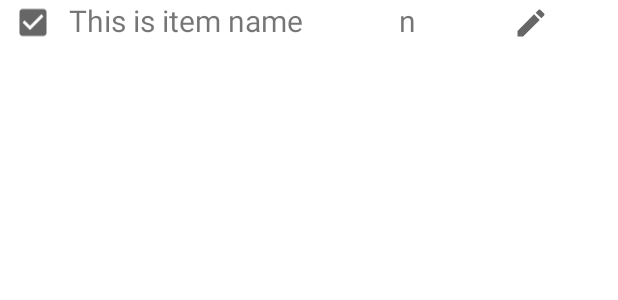
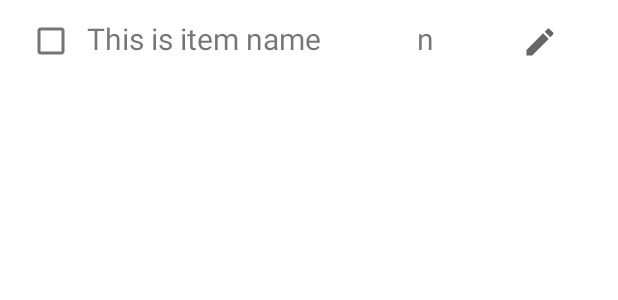
Before and after one commit to bannyadasrao/370FinalProject, an Android app: the layout activity_item_checkbox_quantity.xml on its own in the app's theme, with its tools: preview values and no code run, on a phone screen of 412 x 824 dp. Shown: the top 300 px of the screen. Run offline under Robolectric (Android 15) with nearby library versions, the phone set to English and light mode, and no system bars; Roboto replaces fonts that are not available here.

Commit message:
Change add quantity page

```diff
--- a/GLM/app/src/main/java/edu/qc/seclass/glm/DBHelperForList.java
+++ b/GLM/app/src/main/java/edu/qc/seclass/glm/DBHelperForList.java
@@ -95,6 +95,5 @@ public class DBHelperForList extends SQLiteOpenHelper {
         cursor.close();
         DB.close();
         return returnList;
-
     }
 }
--- a/GLM/app/src/main/java/edu/qc/seclass/glm/ItemsModal.java
+++ b/GLM/app/src/main/java/edu/qc/seclass/glm/ItemsModal.java
@@ -31,6 +31,7 @@ public class ItemsModal {
     public String getItemName() {
         return itemName;
     }
+
     public String getList(){
         return listname;
     }
--- a/GLM/app/src/main/java/edu/qc/seclass/glm/MainActivity.java
+++ b/GLM/app/src/main/java/edu/qc/seclass/glm/MainActivity.java
@@ -16,6 +16,7 @@ public class MainActivity extends AppCompatActivity {
         SQLiteDatabase UserListDatabase = new DBHelperForList(this).getWritableDatabase();
         SQLiteDatabase itemDatabase = new DBHelperForItems(this).getWritableDatabase();
         super.onCreate(savedInstanceState);
+
         try{
             this.getSupportActionBar().hide();
         }catch(NullPointerException e){}
--- a/GLM/app/src/main/java/edu/qc/seclass/glm/createLists.java
+++ b/GLM/app/src/main/java/edu/qc/seclass/glm/createLists.java
@@ -20,6 +20,7 @@ public class createLists extends AppCompatActivity implements View.OnClickListen
     protected void onCreate(Bundle savedInstanceState) {
         super.onCreate(savedInstanceState);
         setContentView(R.layout.activity_create_lists);
+
         namefornewlist = findViewById(R.id.namefornewlist);
         savecreatedlist = findViewById(R.id.savecreatedlist);
         savecreatedlist.setOnClickListener((View.OnClickListener) this);
@@ -29,6 +30,7 @@ public class createLists extends AppCompatActivity implements View.OnClickListen
 
     @Override
     public void onClick(View view) {
+
         if (view.getId() == R.id.savecreatedlist) {
             if(namefornewlist.getText().toString().length() == 0){
                 Toast.makeText(getApplicationContext(), "Enter the list name", Toast.LENGTH_LONG).show();
@@ -37,7 +39,6 @@ public class createLists extends AppCompatActivity implements View.OnClickListen
                 DBHelperForList userListdatabase = new DBHelperForList(createLists.this);
                 userListdatabase.insertUserList(listName);
                 openActivityUserLists();
-
             }
         }
     }
@@ -45,5 +46,4 @@ public class createLists extends AppCompatActivity implements View.OnClickListen
             Intent i = new Intent(this, UserLists.class);
             startActivity(i);
     }
-
 }
--- a/GLM/app/src/main/java/edu/qc/seclass/glm/searchItemName.java
+++ b/GLM/app/src/main/java/edu/qc/seclass/glm/searchItemName.java
@@ -55,6 +55,7 @@ public class searchItemName extends AppCompatActivity implements AdapterView.OnI
         spinner[0].setAdapter(spinnerAdapter);
         spinner[0].setOnItemSelectedListener(this);
         viewData();
+
         itemlist.setOnItemClickListener(new AdapterView.OnItemClickListener() {
             @Override
             public void onItemClick(AdapterView<?> parent, View view, int position, long id) {
@@ -67,6 +68,7 @@ public class searchItemName extends AppCompatActivity implements AdapterView.OnI
                  startActivity(i);
             }
         });
+
         add_data.setOnClickListener(new View.OnClickListener() {
             @Override
             public void onClick(View v) {
--- a/GLM/app/src/main/res/drawable/ic_check_box.xml
+++ /dev/null
@@ -1,10 +0,0 @@
-<vector xmlns:android="http://schemas.android.com/apk/res/android"
-    android:width="24dp"
-    android:height="24dp"
-    android:viewportWidth="24"
-    android:viewportHeight="24"
-    android:tint="?attr/colorControlNormal">
-  <path
-      android:fillColor="@android:color/white"
-      android:pathData="M19,3L5,3c-1.11,0 -2,0.9 -2,2v14c0,1.1 0.89,2 2,2h14c1.11,0 2,-0.9 2,-2L21,5c0,-1.1 -0.89,-2 -2,-2zM10,17l-5,-5 1.41,-1.41L10,14.17l7.59,-7.59L19,8l-9,9z"/>
-</vector>
--- a/GLM/app/src/main/res/layout/activity_add_item_with_quantity.xml
+++ b/GLM/app/src/main/res/layout/activity_add_item_with_quantity.xml
@@ -36,10 +36,10 @@
 
     <TextView
         android:id="@+id/inputQuantity"
-        android:layout_width="55dp"
+        android:layout_width="130dp"
         android:layout_height="55dp"
         android:layout_below="@id/inputItemName"
-        android:layout_marginLeft="180dp"
+        android:layout_marginLeft="170dp"
         android:layout_marginTop="18dp"
         android:text="1"
         android:textAlignment="center"
@@ -60,7 +60,7 @@
         android:layout_width="40dp"
         android:layout_height="55dp"
         android:layout_below="@+id/inputItemName"
-        android:layout_marginLeft="260dp"
+        android:layout_marginLeft="310dp"
         android:layout_marginTop="25dp"
         android:text="+"
         android:textSize="25dp"/>
--- a/GLM/app/src/main/res/layout/activity_item_checkbox_quantity.xml
+++ b/GLM/app/src/main/res/layout/activity_item_checkbox_quantity.xml
@@ -5,32 +5,30 @@
     android:layout_height="wrap_content"
     android:orientation="horizontal">
 
-    <ImageView
+    <com.google.android.material.checkbox.MaterialCheckBox
+        android:id="@+id/checkbox_item"
         android:layout_width="wrap_content"
-        android:layout_height="30dp"
-        android:id="@+id/checkbox"
-        android:layout_marginLeft="10dp"
-        android:src="@drawable/ic_check_box" />
+        android:layout_height="55dp"
+        android:layout_marginLeft="10dp"/>
 
     <TextView
         android:id="@+id/textview_name_item"
         android:layout_width="220dp"
-        android:layout_height="48dp"
-        android:layout_marginStart="12dp"
+        android:layout_height="60dp"
         android:text="This is item name"
         android:textSize="20dp"/>
 
     <TextView
         android:id="@+id/textview_amount_item"
         android:layout_width="30dp"
-        android:layout_height="30dp"
+        android:layout_height="60dp"
         android:text="n"
         android:textSize="20dp"/>
 
     <ImageButton
         android:id="@+id/editQuantity"
         android:layout_width="wrap_content"
-        android:layout_height="30dp"
+        android:layout_height="55dp"
         android:layout_weight="1"
         android:background="#FFFFFF"
         android:src="@drawable/ic_edit_24"/>
```
Also changed, not shown: GLM/app/src/main/java/edu/qc/seclass/glm/AdapterForItems.java (+5 -5 lines), GLM/app/src/main/java/edu/qc/seclass/glm/AddItemWithQuantity.java (+13 -7 lines), GLM/app/src/main/java/edu/qc/seclass/glm/UserLists.java (+0 -32 lines), 1 other file.
